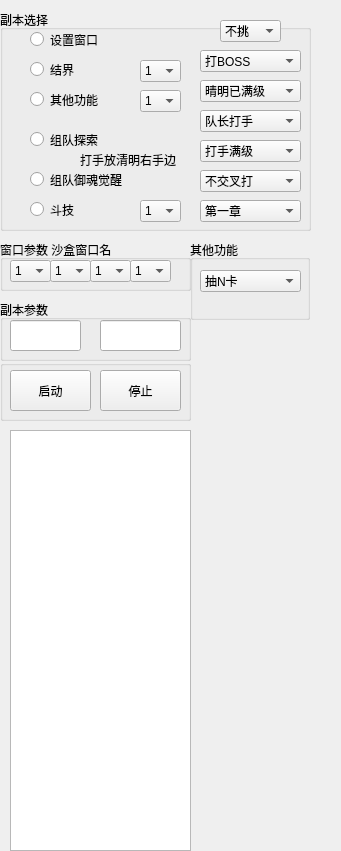
Before: the Qt Designer form yys/UI/yysUI.ui in w978211741/yys, drawn with Qt 5.
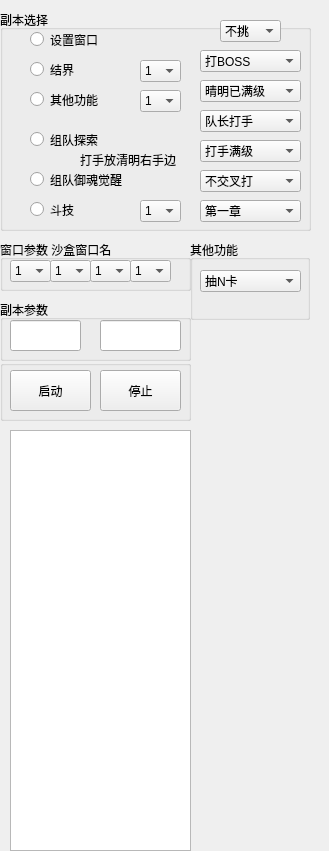
After: the same form once the commit is applied. Icons and pictures are not drawn.

```diff
--- a/yys/UI/yysUI.ui
+++ b/yys/UI/yysUI.ui
@@ -6,7 +6,7 @@
    <rect>
     <x>0</x>
     <y>0</y>
-    <width>341</width>
+    <width>329</width>
     <height>851</height>
    </rect>
   </property>
```
Left out of the diff: 6 changed lines with no effect on the pictures.
